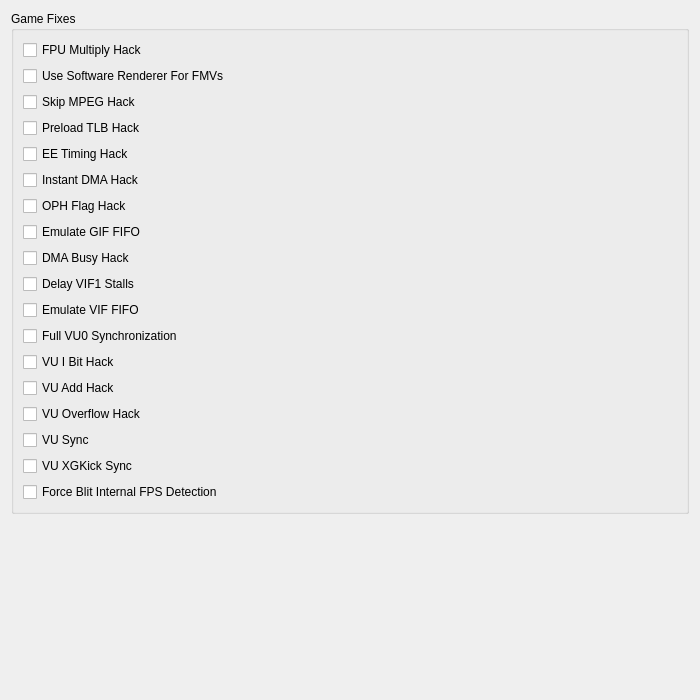
SgtBilko76/ARMSX2-Quest, file pcsx2-qt/Settings/GameFixSettingsWidget.ui: the form before one commit.
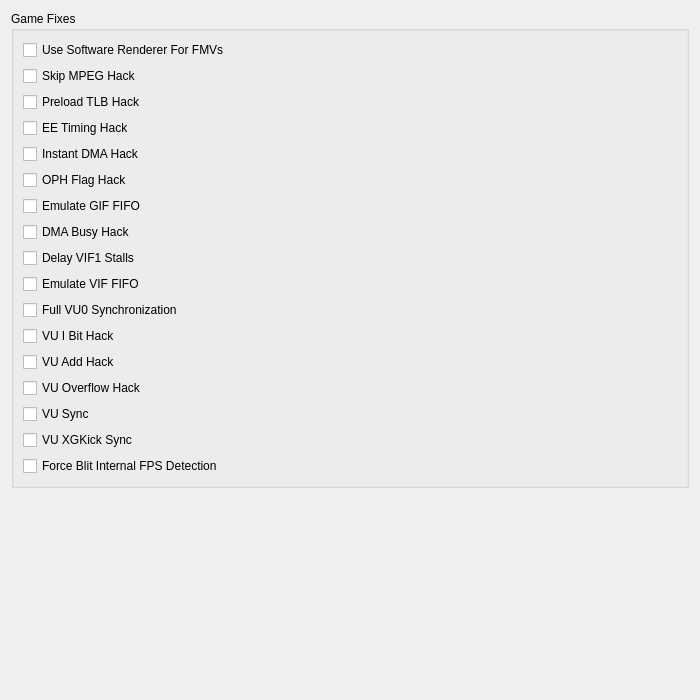
The form after the commit.

Commit message: EE/UI: Remove the FPU multiply gamefix

What changed in the file:
```diff
--- a/pcsx2-qt/Settings/GameFixSettingsWidget.ui
+++ b/pcsx2-qt/Settings/GameFixSettingsWidget.ui
@@ -17,13 +17,6 @@
       <string>Game Fixes</string>
      </property>
      <layout class="QVBoxLayout" name="verticalLayout_2">
-      <item>
-       <widget class="QCheckBox" name="FpuMulHack">
-        <property name="text">
-         <string extracomment="FPU = Floating Point Unit. A part of the PS2's CPU. Do not translate.\nMultiply: mathematical term.\nTales of Destiny: a game's name. Leave as-is or use an official translation.">FPU Multiply Hack</string>
-        </property>
-       </widget>
-      </item>
       <item>
        <widget class="QCheckBox" name="SoftwareRendererFMVHack">
         <property name="text">
```
Left out of the diff: 1 changed line with no effect on the pictures. The commit also changes 36 other files.
